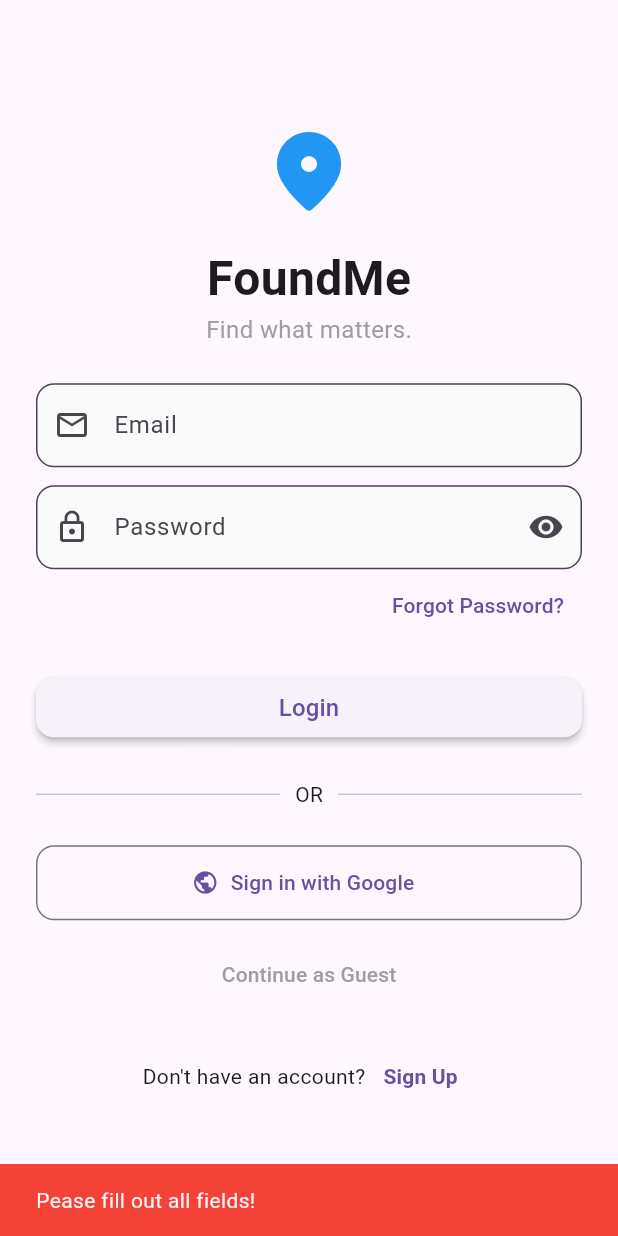
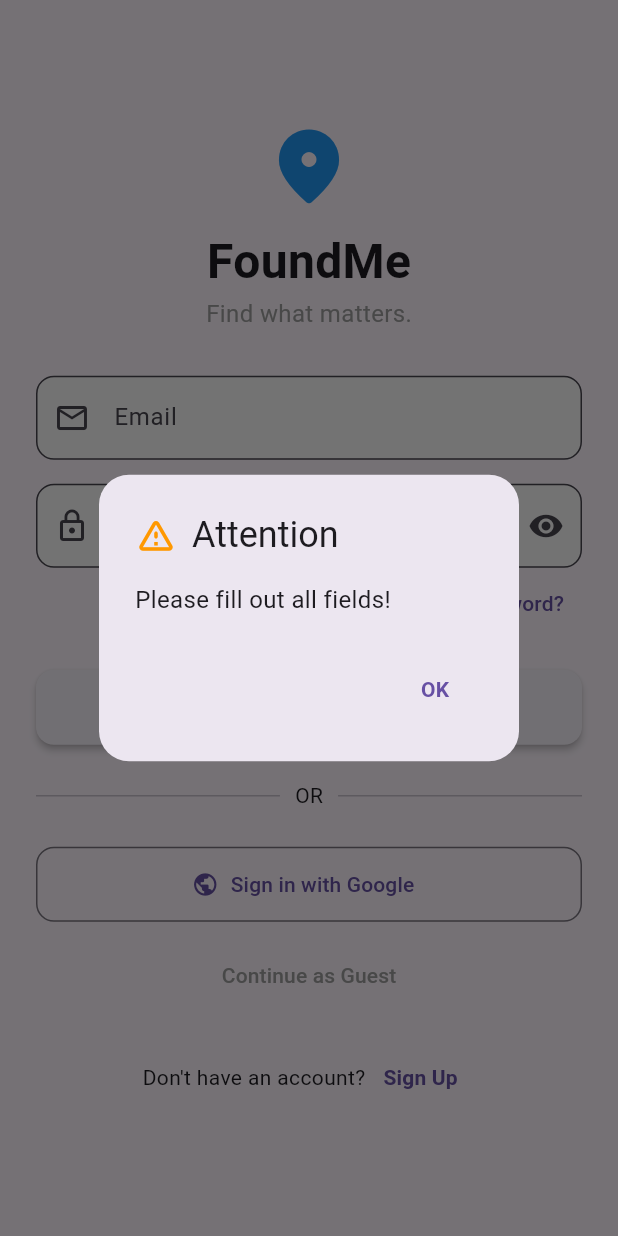
Before and after one commit to SaOnZ/foundme-app, a Flutter app: the screen it shows after launch, after a tap on "Login", on a phone screen of 412 x 824 dp. Run offline on Flutter 3.47's test engine with Material 3 defaults, Android fonts, the phone set to English and light mode, and no system bars; our stand-ins replace cached_network_image, cloud_firestore, cloud_functions, firebase_auth, firebase_core, firebase_messaging and 12 more; accounts and stored records are empty; generated files the repository leaves out were written again; network calls fail.

Commit message:
update log in page v2

```diff
--- a/lib/pages/login_page.dart
+++ b/lib/pages/login_page.dart
@@ -28,18 +28,44 @@ class _LoginPageState extends State<LoginPage> {
   String? _passV(String? v) =>
       (v == null || v.length < 8) ? 'Min 8 characters' : null;
 
+  void _showErrorDialog(String message) {
+    showDialog(
+      context: context,
+      builder: (ctx) => AlertDialog(
+        elevation: 10,
+        shape: RoundedRectangleBorder(borderRadius: BorderRadius.circular(20)),
+        title: const Row(
+          children: [
+            Icon(Icons.warning_amber_rounded, color: Colors.orange, size: 28),
+            SizedBox(width: 10),
+            Text("Attention"),
+          ],
+        ),
+        content: Text(message, style: const TextStyle(fontSize: 16)),
+        actions: [
+          TextButton(
+            onPressed: () => Navigator.of(ctx).pop(),
+            child: const Text(
+              "OK",
+              style: TextStyle(fontWeight: FontWeight.bold),
+            ),
+          ),
+        ],
+      ),
+    );
+  }
+
   Future<void> _submit() async {
+    // 1. Check for empty fields FIRST
     if (_email.text.isEmpty || _pass.text.isEmpty) {
-      ScaffoldMessenger.of(context).showSnackBar(
-        const SnackBar(
-          content: Text('Pease fill out all fields!'),
-          backgroundColor: Colors.red,
-        ),
-      );
+      _showErrorDialog("Please fill out all fields!");
       return;
     }
+
+    // 2. Standard validation
     if (!_form.currentState!.validate()) return;
     setState(() => _loading = true);
+
     try {
       await AuthService.instance.login(
         email: _email.text,
@@ -47,10 +73,21 @@ class _LoginPageState extends State<LoginPage> {
       );
       if (mounted) Navigator.pushReplacementNamed(context, '/');
     } catch (e) {
+      // 3. Handle Firebase errors nicely
+      String errorMessage = "An unexpected error occurred.";
+
+      if (e.toString().contains('user-not-found')) {
+        errorMessage = "We couldn't find an account with that email.";
+      } else if (e.toString().contains('wrong-password')) {
+        errorMessage = "The password you entered is incorrect.";
+      } else if (e.toString().contains('invalid-email')) {
+        errorMessage = "That email address doesn't look right.";
+      } else {
+        errorMessage = "Invalid credentials. Please check your details.";
+      }
+
       if (mounted) {
-        ScaffoldMessenger.of(
-          context,
-        ).showSnackBar(SnackBar(content: Text('Login failed: $e')));
+        _showErrorDialog(errorMessage);
       }
     } finally {
       if (mounted) setState(() => _loading = false);
@@ -64,9 +101,7 @@ class _LoginPageState extends State<LoginPage> {
       if (mounted) Navigator.pushReplacementNamed(context, '/home');
     } catch (e) {
       if (mounted) {
-        ScaffoldMessenger.of(
-          context,
-        ).showSnackBar(SnackBar(content: Text('Guest sign-infailed: $e')));
+        _showErrorDialog("Guest sign-infailed: $e");
       }
     } finally {
       if (mounted) setState(() => _loading = false);
@@ -88,10 +123,10 @@ class _LoginPageState extends State<LoginPage> {
                 children: [
                   const Icon(
                     Icons.location_on_rounded,
-                    size: 64,
+                    size: 60,
                     color: Colors.blue,
                   ),
-                  const SizedBox(height: 16),
+                  const SizedBox(height: 10),
                   const Text(
                     'FoundMe',
                     style: TextStyle(fontSize: 32, fontWeight: FontWeight.bold),
@@ -100,7 +135,7 @@ class _LoginPageState extends State<LoginPage> {
                     'Find what matters.',
                     style: TextStyle(color: Colors.grey, fontSize: 16),
                   ),
-                  const SizedBox(height: 24),
+                  const SizedBox(height: 30),
 
                   TextFormField(
                     controller: _email,
@@ -117,7 +152,8 @@ class _LoginPageState extends State<LoginPage> {
                       fillColor: Colors.grey.shade50,
                     ),
                   ),
-                  const SizedBox(height: 12),
+                  const SizedBox(height: 16),
+
                   TextFormField(
                     controller: _pass,
                     textInputAction: TextInputAction.done,
@@ -154,6 +190,7 @@ class _LoginPageState extends State<LoginPage> {
                   // Login button
                   SizedBox(
                     width: double.infinity,
+                    height: 50,
                     child: ElevatedButton(
                       style: ElevatedButton.styleFrom(
                         shape: RoundedRectangleBorder(
@@ -239,12 +276,10 @@ class _LoginPageState extends State<LoginPage> {
                       style: TextStyle(color: Colors.grey),
                     ),
                   ),
-
+                  const SizedBox(height: 20),
                   // ===========================================================
                   //     UPGRADE: SIGN UP (Moved to bottom)
                   // ===========================================================
-                  // Create account
-                  const SizedBox(height: 20),
                   Row(
                     mainAxisAlignment: MainAxisAlignment.center,
                     children: [
```
